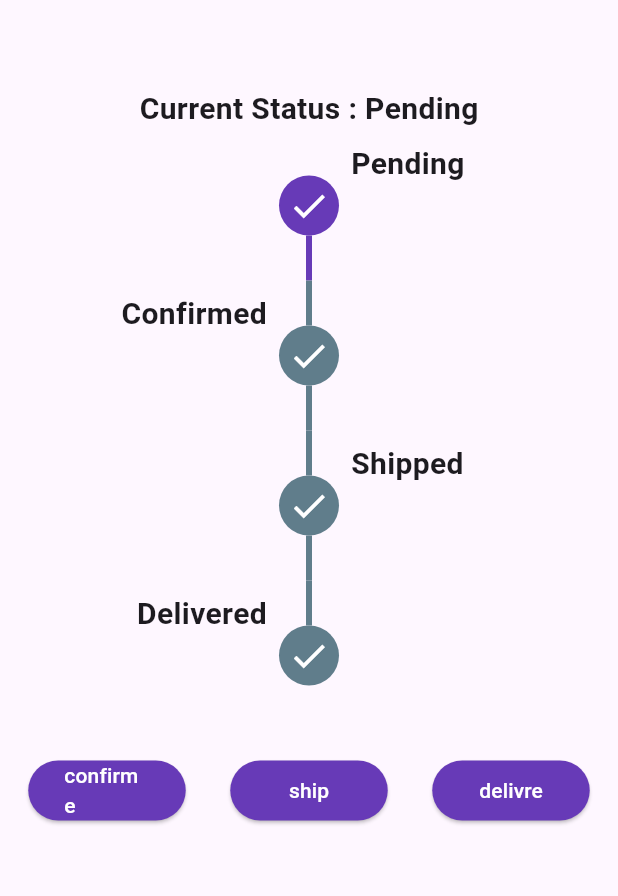
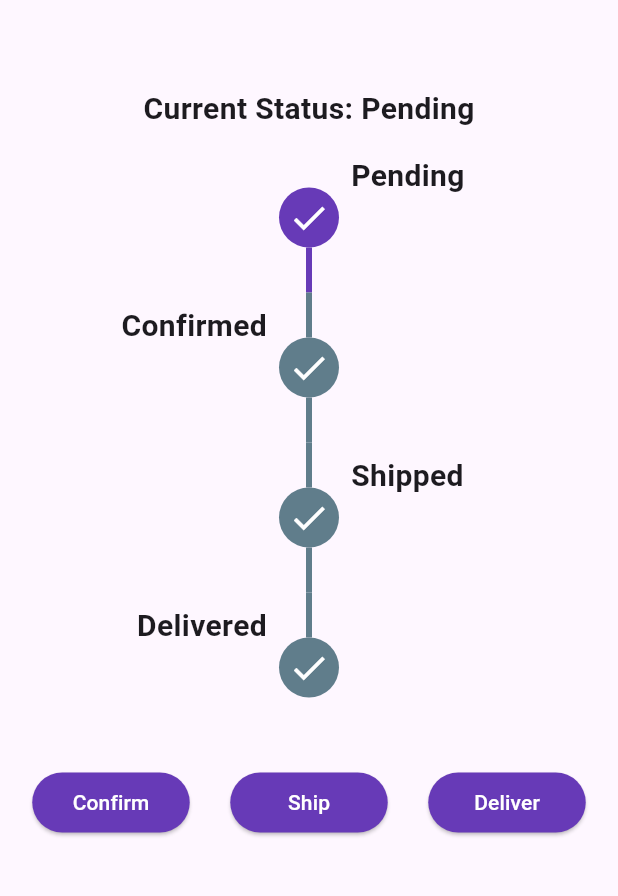
Before and after one commit to yousefmohamed35/order_tracking, a Flutter app: the screen it shows after launch, on a phone screen of 412 x 824 dp, the part 84-980 px from its top. Run offline on Flutter 3.47's test engine with Material 3 defaults, Android fonts, the phone set to English and light mode, and no system bars; drawn by our look-alikes of timeline_tile; our stand-ins replace dio, firebase_core, firebase_messaging, flutter_local_notifications, flutter_secure_storage, get_it and 1 more; accounts and stored records are empty; key blocks and very long unbroken strings in the code were emptied for the run.

Commit message:
refactore home view body

```diff
--- a/lib/core/helper/service_locator.dart
+++ b/lib/core/helper/service_locator.dart
@@ -1,8 +1,11 @@
 import 'package:get_it/get_it.dart';
 import 'package:ordertracking/core/helper/firebase_message_helper.dart';
+
+import 'secure_storage_helper.dart';
 
 final getIt = GetIt.instance;
 
 void setupService() {
   getIt.registerSingleton<FirebaseMessageHelper>(FirebaseMessageHelper());
+  getIt.registerSingleton<SecureStorageHelper>(SecureStorageHelper());
 }
--- /dev/null
+++ b/lib/home/data/extensions/order_status_extension.dart
@@ -0,0 +1,23 @@
+enum OrderStatus { pending, confirmed, shipped, delivered }
+
+extension OrderStatusExtension on OrderStatus {
+  String get label {
+    switch (this) {
+      case OrderStatus.pending:
+        return 'Pending';
+      case OrderStatus.confirmed:
+        return 'Confirmed';
+      case OrderStatus.shipped:
+        return 'Shipped';
+      case OrderStatus.delivered:
+        return 'Delivered';
+    }
+  }
+
+  static OrderStatus? fromLabel(String label) {
+    return OrderStatus.values.firstWhere(
+      (e) => e.label.toLowerCase() == label.toLowerCase(),
+      orElse: () => OrderStatus.pending,
+    );
+  }
+}
--- a/lib/home/presentation/view/widget/home_view_body.dart
+++ b/lib/home/presentation/view/widget/home_view_body.dart
@@ -1,9 +1,9 @@
 import 'dart:developer';
-import 'package:flutter_secure_storage/flutter_secure_storage.dart';
 import 'package:flutter/material.dart';
 import 'package:ordertracking/core/helper/firebase_message_helper.dart';
 import 'package:ordertracking/core/helper/service_locator.dart';
-
+import 'package:ordertracking/core/helper/secure_storage_helper.dart';
+import '../../../data/extensions/order_status_extension.dart';
 import 'custom_button.dart';
 import 'custom_time_line_tile.dart';
 
@@ -15,37 +15,38 @@ class HomeViewBody extends StatefulWidget {
 }
 
 class _HomeViewBodyState extends State<HomeViewBody> {
+  final secureStorage = getIt<SecureStorageHelper>();
+  OrderStatus currentStatus = OrderStatus.pending;
+
   @override
   void initState() {
     super.initState();
-    loadStatus();
+    loadLastStatus();
   }
 
-  final FlutterSecureStorage secureStorage = FlutterSecureStorage();
-
-  Future<void> saveStatus(String status) async {
-    try {
-      await secureStorage.write(key: 'last', value: status);
-      log("✅ Saved status securely: $status");
-    } catch (e) {
-      log("❌ SecureStorage error: $e");
+  Future<void> loadLastStatus() async {
+    final saved = await secureStorage.read('last');
+    log('📦 Loaded Status: ${saved ?? "None"}');
+    if (saved != null) {
+      setState(() {
+        currentStatus = OrderStatusExtension.fromLabel(saved)!;
+      });
     }
   }
 
-  final List<String> titles = ['Pending', 'Confirmed', 'Shipped', 'Delivered'];
-  int currentIndex = 0;
-  Future<void> loadStatus() async {
-    String? state = await secureStorage.read(key: 'last');
-    log(state??"not");
-    if (state != null) {
-      int index = titles.indexOf(state);
-      if (index != -1) {
-        currentIndex = index;
-        setState(() {
+  Future<void> updateStatus(OrderStatus newStatus) async {
+    final from = currentStatus.label;
+    final to = newStatus.label;
 
-        });
-      }
-    }
+    setState(() {
+      currentStatus = newStatus;
+    });
+
+    await secureStorage.save('last', to);
+    await getIt<FirebaseMessageHelper>().sendNotification(
+      title: 'Order Status Update with Ali',
+      body: 'Your order status changed from $from to $to',
+    );
   }
 
   @override
@@ -54,76 +55,37 @@ class _HomeViewBodyState extends State<HomeViewBody> {
       padding: const EdgeInsets.all(8.0),
       child: ListView(
         children: [
-          SizedBox(height: 50),
+          const SizedBox(height: 50),
           Center(
             child: Text(
-              'Current Status : ${titles[currentIndex]}',
-              style: TextStyle(fontSize: 20, fontWeight: FontWeight.bold),
+              'Current Status: ${currentStatus.label}',
+              style: const TextStyle(fontSize: 20, fontWeight: FontWeight.bold),
             ),
           ),
-          CustomTimeLineTile(
-            isFirst: true,
-            isDone: true,
-            title: titles[0],
-            isLeft: false,
-          ),
-          CustomTimeLineTile(
-            isDone: currentIndex > 0,
-            title: titles[1],
-            isLeft: true,
-          ),
-          CustomTimeLineTile(
-            isDone: currentIndex > 1,
-            title: titles[2],
-            isLeft: false,
-          ),
-          CustomTimeLineTile(
-            isLast: true,
-            isDone: currentIndex > 2,
-            title: titles[3],
-            isLeft: true,
-          ),
-          SizedBox(height: 16),
+          const SizedBox(height: 8),
+          for (var status in OrderStatus.values)
+            CustomTimeLineTile(
+              title: status.label,
+              isDone: currentStatus.index >= status.index,
+              isFirst: status == OrderStatus.values.first,
+              isLast: status == OrderStatus.values.last,
+              isLeft: status.index.isOdd,
+            ),
+          const SizedBox(height: 16),
           Row(
-            spacing: 8,
             mainAxisAlignment: MainAxisAlignment.spaceAround,
             children: [
               CustomButton(
-                title: 'confirme',
-                onPressed: () async {
-                  currentIndex = 1;
-                  log(titles[currentIndex]);
-                  await saveStatus(titles[currentIndex]);
-                  getIt.get<FirebaseMessageHelper>().sendNotification(
-                    title: 'Order Status Update with Ali',
-                    body: 'Your order status changed from pending to confirm',
-                  );
-                  setState(() {});
-                },
+                title: 'Confirm',
+                onPressed: () => updateStatus(OrderStatus.confirmed),
               ),
               CustomButton(
-                title: 'ship',
-                onPressed: () async {
-                  currentIndex = 2;
-                  await saveStatus(titles[currentIndex]);
-                  getIt.get<FirebaseMessageHelper>().sendNotification(
-                    title: 'Order Status Update with Ali',
-                    body: 'Your order status changed from confirmed to shipped',
-                  );
-                  setState(() {});
-                },
+                title: 'Ship',
+                onPressed: () => updateStatus(OrderStatus.shipped),
               ),
               CustomButton(
-                title: 'delivre',
-                onPressed: () async {
-                  currentIndex = 3;
-                  await saveStatus(titles[currentIndex]);
-                  getIt.get<FirebaseMessageHelper>().sendNotification(
-                    title: 'Order Status Update with Ali',
-                    body: 'Your order status changed from shipped to delivered',
-                  );
-                  setState(() {});
-                },
+                title: 'Deliver',
+                onPressed: () => updateStatus(OrderStatus.delivered),
               ),
             ],
           ),
```
Also changed, not shown: lib/core/helper/secure_storage_helper.dart (added, +21 -0 lines), lib/core/helper/local_notification_helper.dart (added).
